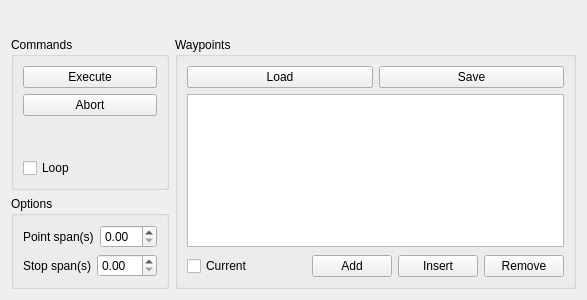
xinjuezou-whi/whi_rviz_plugins, file ui/navi_waypoints.ui: the form before one commit.
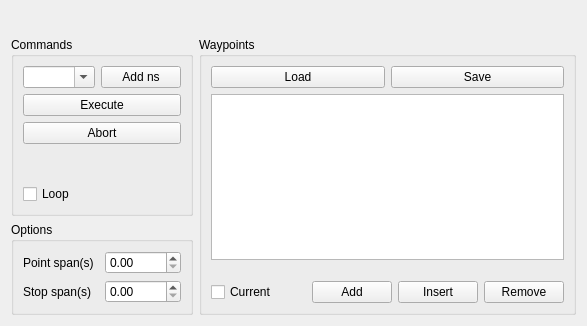
The form after the commit.

What changed in the file:
```diff
--- a/ui/navi_waypoints.ui
+++ b/ui/navi_waypoints.ui
@@ -7,7 +7,7 @@
     <x>0</x>
     <y>0</y>
     <width>587</width>
-    <height>300</height>
+    <height>326</height>
    </rect>
   </property>
   <property name="windowTitle">
@@ -57,6 +57,24 @@
             <string>Commands</string>
            </property>
            <layout class="QVBoxLayout" name="verticalLayout_8">
+            <item>
+             <layout class="QHBoxLayout" name="horizontalLayout">
+              <item>
+               <widget class="QComboBox" name="comboBox_ns">
+                <property name="editable">
+                 <bool>true</bool>
+                </property>
+               </widget>
+              </item>
+              <item>
+               <widget class="QPushButton" name="pushButton_add_ns">
+                <property name="text">
+                 <string>Add ns</string>
+                </property>
+               </widget>
+              </item>
+             </layout>
+            </item>
             <item>
              <widget class="QPushButton" name="pushButton_execute">
               <property name="text">
```
Left out of the diff: 2 changed lines with no effect on the pictures.
